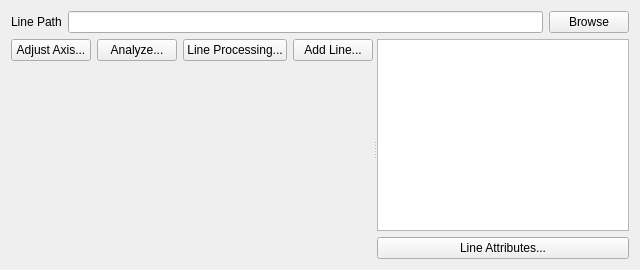
This is ui/uiPageViewLine.ui in ManifoldsHu/FourDExplorer as Qt 5 draws it before an edit. The edited form follows.
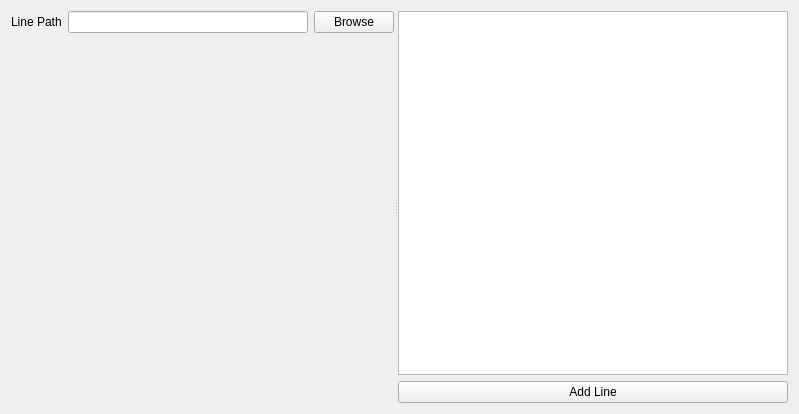
This is the edited form. Custom widgets are drawn as their Qt base class.

Commit message: add a Splash Screen showing when the software is started. Also add the processing menu for 4D-STEM in its page.

```diff
--- a/ui/uiPageViewLine.ui
+++ b/ui/uiPageViewLine.ui
@@ -7,34 +7,13 @@
     <x>0</x>
     <y>0</y>
     <width>799</width>
-    <height>0</height>
+    <height>414</height>
    </rect>
   </property>
   <property name="windowTitle">
    <string>Form</string>
   </property>
-  <layout class="QVBoxLayout" name="verticalLayout_3" stretch="0,1">
-   <item>
-    <layout class="QHBoxLayout" name="horizontalLayout">
-     <item>
-      <widget class="QLabel" name="label">
-       <property name="text">
-        <string>Line Path</string>
-       </property>
-      </widget>
-     </item>
-     <item>
-      <widget class="QLineEdit" name="lineEdit_line_path"/>
-     </item>
-     <item>
-      <widget class="QPushButton" name="pushButton_browse">
-       <property name="text">
-        <string>Browse</string>
-       </property>
-      </widget>
-     </item>
-    </layout>
-   </item>
+  <layout class="QVBoxLayout" name="verticalLayout_3">
    <item>
     <widget class="QSplitter" name="splitter">
      <property name="orientation">
@@ -43,32 +22,21 @@
      <widget class="QWidget" name="">
       <layout class="QVBoxLayout" name="verticalLayout_2">
        <item>
-        <layout class="QHBoxLayout" name="horizontalLayout_2">
+        <layout class="QHBoxLayout" name="horizontalLayout">
          <item>
-          <widget class="QPushButton" name="pushButton_adjust_axis">
+          <widget class="QLabel" name="label">
            <property name="text">
-            <string>Adjust Axis...</string>
+            <string>Line Path</string>
            </property>
           </widget>
          </item>
          <item>
-          <widget class="QPushButton" name="pushButton_analyze">
-           <property name="text">
-            <string>Analyze...</string>
-           </property>
-          </widget>
+          <widget class="QLineEdit" name="lineEdit_line_path"/>
          </item>
          <item>
-          <widget class="QPushButton" name="pushButton_line_processing">
+          <widget class="QPushButton" name="pushButton_browse">
            <property name="text">
-            <string>Line Processing...</string>
-           </property>
-          </widget>
-         </item>
-         <item>
-          <widget class="QPushButton" name="pushButton_add_line">
-           <property name="text">
-            <string>Add Line...</string>
+            <string>Browse</string>
            </property>
           </widget>
          </item>
@@ -86,15 +54,15 @@
        </item>
       </layout>
      </widget>
-     <widget class="QWidget" name="">
+     <widget class="QWidget" name="layoutWidget">
       <layout class="QVBoxLayout" name="verticalLayout" stretch="0,0">
        <item>
         <widget class="QListView" name="listView_lines"/>
        </item>
        <item>
-        <widget class="QPushButton" name="pushButton_line_attribute">
+        <widget class="QPushButton" name="pushButton_add_line">
          <property name="text">
-          <string>Line Attributes...</string>
+          <string>Add Line</string>
          </property>
         </widget>
        </item>
```
The commit also changes 56 other files.
